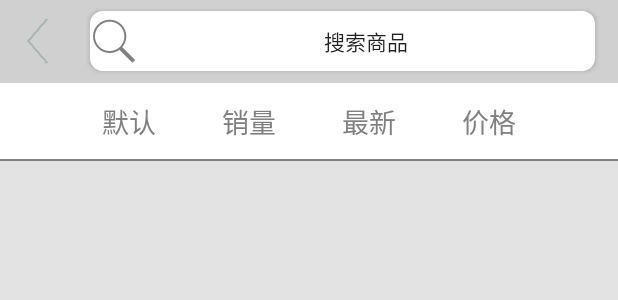
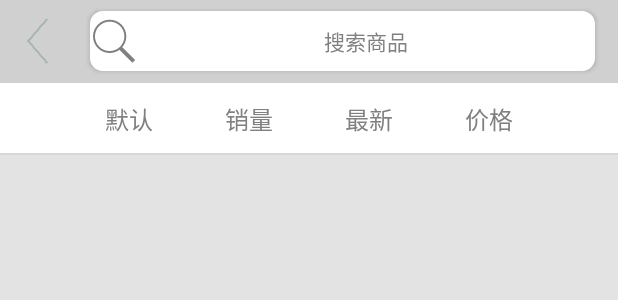
Before and after one commit to luke0609/LinchomSpace, an Android app: the layout activity_goods_list.xml on its own in the app's theme, with its tools: preview values and no code run, on a phone screen of 412 x 824 dp. Shown: the top 300 px of the screen. Run offline under Robolectric (Android 15) with nearby library versions, the phone set to English and light mode, and no system bars; plain views replace PullToRefreshListView.

Commit message:
author:徐小龙 desc:10/14 修改布局

```diff
--- a/app/src/main/res/layout/activity_goods_list.xml
+++ b/app/src/main/res/layout/activity_goods_list.xml
@@ -23,6 +23,7 @@
 
 
         <Button
+            android:textColor="#808080"
             android:background="@drawable/goodssearch_shape"
             android:text="搜索商品"
             android:drawableLeft="@drawable/goods_discover2"
@@ -40,7 +41,7 @@
         android:layout_below="@id/rl_goodsList_search"
         android:id="@+id/rl_goodsList_cate"
         android:layout_width="match_parent"
-        android:layout_height="52dp"
+        android:layout_height="48dp"
         android:background="#ffffff"
         >
 
@@ -68,7 +69,7 @@
                 android:layout_width="match_parent"
                 android:layout_height="40dp"
                 android:text="销量"
-                android:textSize="18sp"
+                android:textSize="16sp"
                 android:background="@null"
                 android:layout_centerInParent="true"
 
@@ -101,7 +102,7 @@
                 android:layout_width="match_parent"
                 android:layout_height="40dp"
                 android:text="默认"
-                android:textSize="18sp"
+                android:textSize="16sp"
                 android:background="@null"
                 android:layout_centerInParent="true"
 
@@ -136,7 +137,7 @@
                 android:layout_width="match_parent"
                 android:layout_height="40dp"
                 android:text="最新"
-                android:textSize="18sp"
+                android:textSize="16sp"
                 android:background="@null"
                 android:layout_centerInParent="true"
 
@@ -173,7 +174,7 @@
                 android:layout_width="match_parent"
                 android:layout_height="40dp"
                 android:text="价格"
-                android:textSize="18sp"
+                android:textSize="16sp"
                 android:background="@null"
                 android:layout_centerInParent="true"
 
@@ -196,29 +197,13 @@
         </RelativeLayout>
 
 
-
-
-
-
-
-
-
-
-
             <View
                 android:layout_width="match_parent"
                 android:layout_height="1dp"
-                android:background="#808080"
+                android:background="#50808080"
                 android:layout_alignParentBottom="true"
 
                 />
-
-
-
-
-
-
-
 
 
 
```
